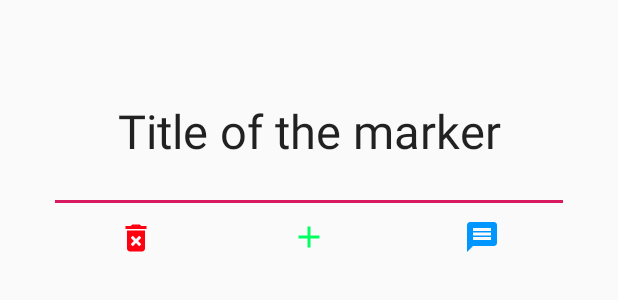
After one commit to FassihIhsane/ProTrip, an Android app: the layout marker_dialog.xml on its own in the app's theme, with its tools: preview values and no code run, on a phone screen of 412 x 824 dp. The commit adds this screen. Shown: the top 300 px of the screen. Run offline under Robolectric (Android 15) with nearby library versions, the phone set to English and light mode, and no system bars.

Commit message:
add marker on map click dialog marker (add, delete, message)

```diff
--- /dev/null
+++ b/app/src/main/res/drawable/ic_add.xml
@@ -0,0 +1,5 @@
+<vector android:height="24dp" android:tint="#00FF60"
+    android:viewportHeight="24" android:viewportWidth="24"
+    android:width="24dp" xmlns:android="http://schemas.android.com/apk/res/android">
+    <path android:fillColor="@android:color/white" android:pathData="M19,13h-6v6h-2v-6H5v-2h6V5h2v6h6v2z"/>
+</vector>
--- /dev/null
+++ b/app/src/main/res/drawable/ic_delete.xml
@@ -0,0 +1,5 @@
+<vector android:height="24dp" android:tint="#FF0011"
+    android:viewportHeight="24" android:viewportWidth="24"
+    android:width="24dp" xmlns:android="http://schemas.android.com/apk/res/android">
+    <path android:fillColor="@android:color/white" android:pathData="M6,19c0,1.1 0.9,2 2,2h8c1.1,0 2,-0.9 2,-2L18,7L6,7v12zM8.46,11.88l1.41,-1.41L12,12.59l2.12,-2.12 1.41,1.41L13.41,14l2.12,2.12 -1.41,1.41L12,15.41l-2.12,2.12 -1.41,-1.41L10.59,14l-2.13,-2.12zM15.5,4l-1,-1h-5l-1,1L5,4v2h14L19,4z"/>
+</vector>
--- /dev/null
+++ b/app/src/main/res/drawable/ic_message.xml
@@ -0,0 +1,5 @@
+<vector android:height="24dp" android:tint="#0096FF"
+    android:viewportHeight="24" android:viewportWidth="24"
+    android:width="24dp" xmlns:android="http://schemas.android.com/apk/res/android">
+    <path android:fillColor="@android:color/white" android:pathData="M20,2L4,2c-1.1,0 -1.99,0.9 -1.99,2L2,22l4,-4h14c1.1,0 2,-0.9 2,-2L22,4c0,-1.1 -0.9,-2 -2,-2zM18,14L6,14v-2h12v2zM18,11L6,11L6,9h12v2zM18,8L6,8L6,6h12v2z"/>
+</vector>
--- /dev/null
+++ b/app/src/main/res/layout/marker_dialog.xml
@@ -0,0 +1,51 @@
+<?xml version="1.0" encoding="utf-8"?>
+<RelativeLayout xmlns:android="http://schemas.android.com/apk/res/android"
+    xmlns:tools="http://schemas.android.com/tools"
+    android:layout_width="match_parent"
+    android:layout_height="match_parent"
+    android:padding="@dimen/_25sdp">
+
+    <EditText
+        android:id="@+id/title"
+        android:hint="@string/destination_hint"
+        android:layout_width="match_parent"
+        android:layout_height="wrap_content"
+        android:textSize="@dimen/_24sdp"
+        tools:text="Title of the marker"
+        android:gravity="center"
+        android:padding="@dimen/_12sdp"/>
+
+    <LinearLayout
+        android:layout_width="match_parent"
+        android:layout_height="wrap_content"
+        android:weightSum="3"
+        android:layout_below="@id/title">
+
+        <ImageButton
+            android:src="@drawable/ic_delete"
+            android:id="@+id/delete"
+            android:layout_width="0dp"
+            android:layout_weight="1"
+            android:layout_height="@dimen/_25sdp"
+            android:background="@null"/>
+
+        <ImageButton
+            android:id="@+id/add"
+            android:layout_width="0dp"
+            android:layout_weight="1"
+            android:layout_height="@dimen/_24sdp"
+            android:background="@null"
+            android:src="@drawable/ic_add"/>
+
+        <ImageButton
+            android:id="@+id/message"
+            android:layout_width="0dp"
+            android:layout_weight="1"
+            android:layout_height="@dimen/_24sdp"
+            android:background="@null"
+            android:textSize="@dimen/_14sdp"
+            android:src="@drawable/ic_message"/>
+
+    </LinearLayout>
+
+</RelativeLayout>
--- /dev/null
+++ b/app/src/main/res/values/example.google_maps_api.xml
@@ -0,0 +1,4 @@
+<resources>
+
+    <string name="google_maps_key" templateMergeStrategy="preserve" translatable="false">YOUR_MAP_KEY</string>
+</resources>
--- a/app/src/main/res/values/strings.xml
+++ b/app/src/main/res/values/strings.xml
@@ -15,5 +15,9 @@
     <string name="title_activity_maps">Home</string>
     <string name="title_activity_maps2">Map</string>
     <string name="register">Don\'t have account? Signup</string>
+    <string name="delete">Delete</string>
+    <string name="message">Message</string>
+    <string name="add">Add</string>
+    <string name="destination_hint">Enter your destination here</string>
 
 </resources>
```
Also changed, not shown: app/src/main/java/com/example/protrip/customui/MarkerDialog.java (added, +82 -0 lines), app/src/main/java/com/example/protrip/ui/MapsActivity.java (+42 -10 lines), app/src/main/res/values/colors.xml (+9 -0 lines).
